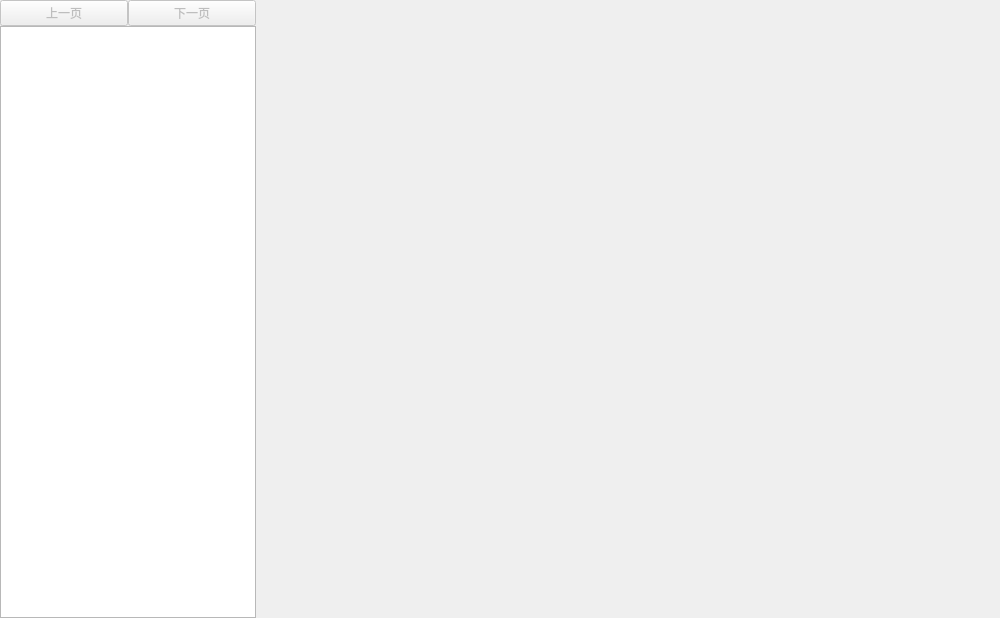
First picture: the form in Functions/Help/Help.ui, repository 1604042736/FMCL, before the edit.
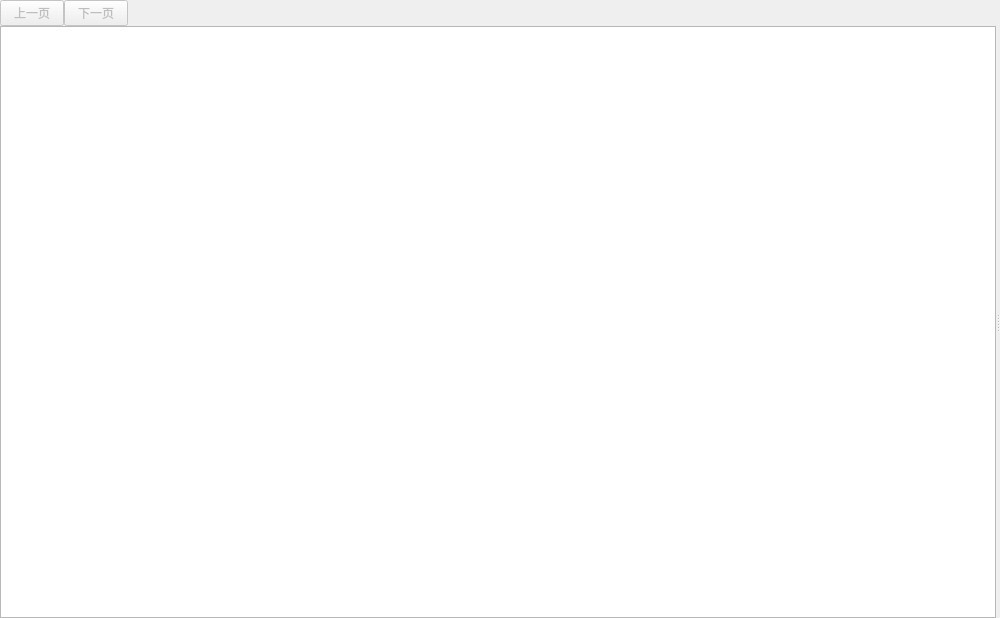
Second picture: the form after the edit.

Patch:
```diff
--- a/Functions/Help/Help.ui
+++ b/Functions/Help/Help.ui
@@ -29,14 +29,40 @@
    <property name="spacing">
     <number>0</number>
    </property>
-   <item row="0" column="1">
-    <widget class="QPushButton" name="pb_next">
-     <property name="enabled">
+   <item row="1" column="0" colspan="3">
+    <widget class="QSplitter" name="splitter">
+     <property name="sizePolicy">
+      <sizepolicy hsizetype="Expanding" vsizetype="Expanding">
+       <horstretch>0</horstretch>
+       <verstretch>0</verstretch>
+      </sizepolicy>
+     </property>
+     <property name="orientation">
+      <enum>Qt::Horizontal</enum>
+     </property>
+     <property name="opaqueResize">
+      <bool>true</bool>
+     </property>
+     <property name="childrenCollapsible">
       <bool>false</bool>
      </property>
-     <property name="text">
-      <string>下一页</string>
-     </property>
+     <widget class="QTreeWidget" name="tw_indexes">
+      <property name="maximumSize">
+       <size>
+        <width>16777215</width>
+        <height>16777215</height>
+       </size>
+      </property>
+      <attribute name="headerVisible">
+       <bool>false</bool>
+      </attribute>
+      <column>
+       <property name="text">
+        <string notr="true">1</string>
+       </property>
+      </column>
+     </widget>
+     <widget class="QStackedWidget" name="sw_pages"/>
     </widget>
    </item>
    <item row="0" column="0">
@@ -44,30 +70,31 @@
      <property name="enabled">
       <bool>false</bool>
      </property>
+     <property name="maximumSize">
+      <size>
+       <width>64</width>
+       <height>16777215</height>
+      </size>
+     </property>
      <property name="text">
       <string>上一页</string>
      </property>
     </widget>
    </item>
-   <item row="1" column="2">
-    <widget class="QStackedWidget" name="sw_pages"/>
-   </item>
-   <item row="1" column="0" colspan="2">
-    <widget class="QTreeWidget" name="tw_indexes">
+   <item row="0" column="1">
+    <widget class="QPushButton" name="pb_next">
+     <property name="enabled">
+      <bool>false</bool>
+     </property>
      <property name="maximumSize">
       <size>
-       <width>16777215</width>
+       <width>64</width>
        <height>16777215</height>
       </size>
      </property>
-     <attribute name="headerVisible">
-      <bool>false</bool>
-     </attribute>
-     <column>
-      <property name="text">
-       <string notr="true">1</string>
-      </property>
-     </column>
+     <property name="text">
+      <string>下一页</string>
+     </property>
     </widget>
    </item>
   </layout>
```
